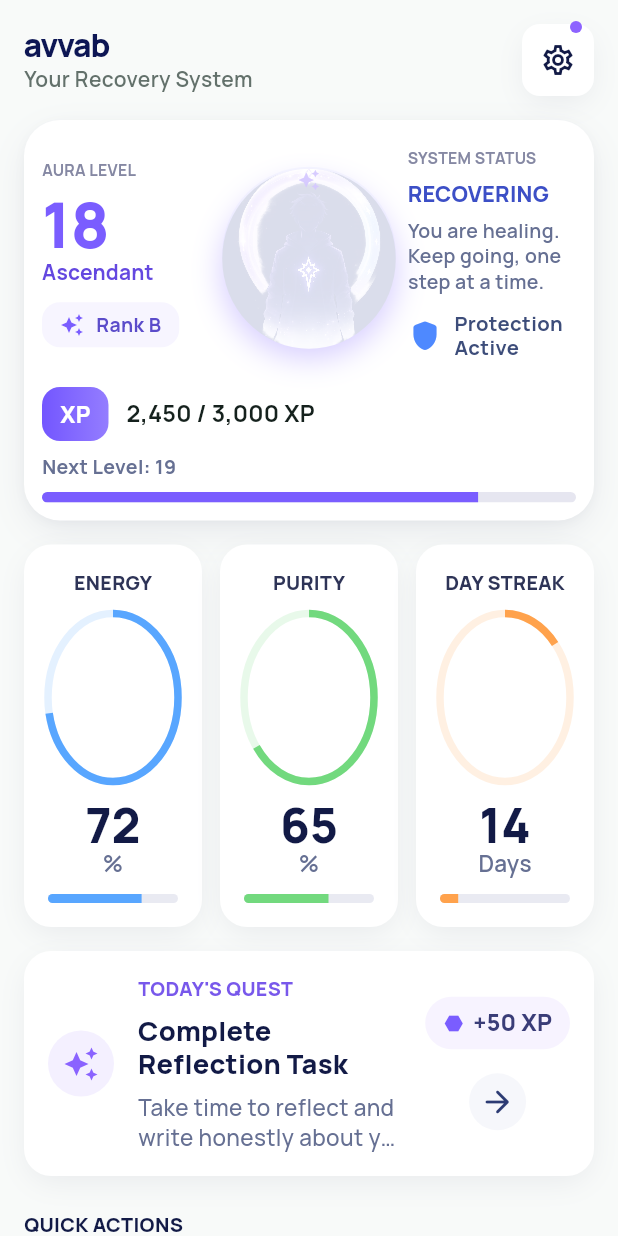
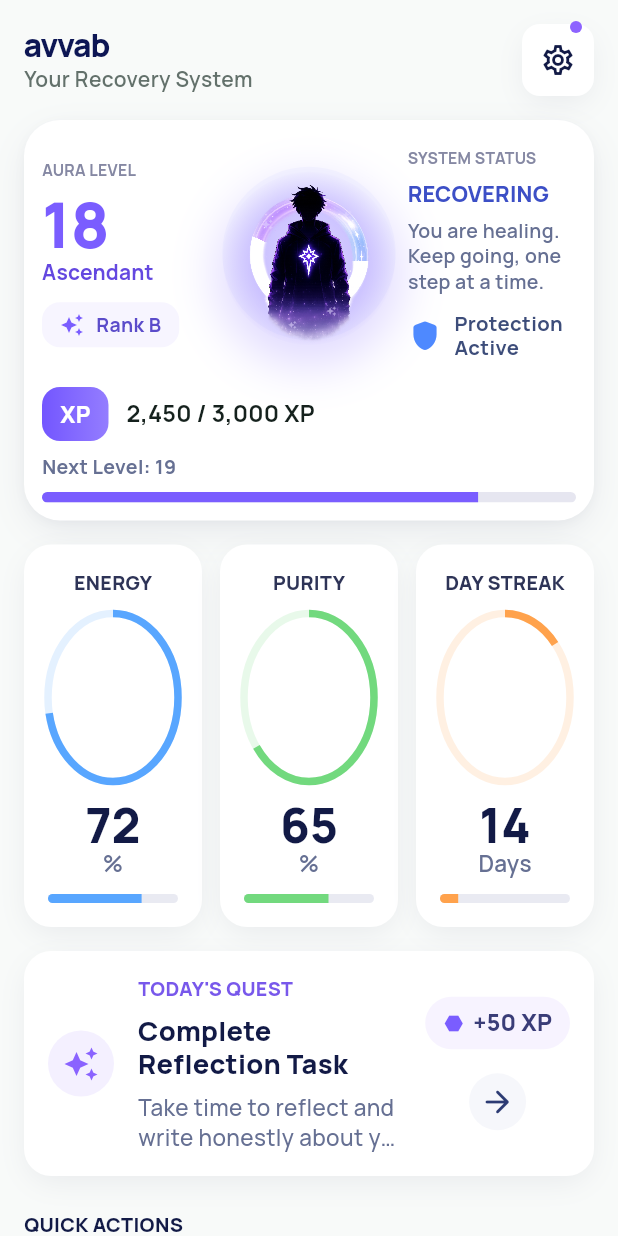
Before and after one commit to khanrafe/awwab, a Flutter app: the screen it shows after launch, on a phone screen of 412 x 824 dp. Run offline on Flutter 3.47's test engine with Material 3 defaults, Android fonts, the light colour scheme and no system bars; drawn by our look-alikes of flutter_animate; our stand-ins replace fl_chart, flutter_riverpod, go_router, google_fonts, hive_flutter; accounts and stored records are empty.

Commit message:
feat: integrate transparent character and aura ring assets

```diff
--- a/lib/src/shared/widgets/animated_character_aura.dart
+++ b/lib/src/shared/widgets/animated_character_aura.dart
@@ -9,20 +9,19 @@
     required this.progress,
     this.size = 220,
     this.glowColor = const Color(0xFF8C73FF),
-    this.ringColors = const <Color>[
-      Color(0xFFA97CFF),
-      Color(0xFFBCD9FF),
-      Color(0xFF8E6DFF),
-      Color(0xFFA97CFF),
-    ],
-    this.heroAssetPath = 'assets/images/awwab_character_main.jpg',
+    this.characterAssetPath = 'assets/images/awwab_character.png',
+    this.ringAssetPath = 'assets/images/awwab_aura_ring.png',
+    this.showFrontParticles = true,
+    this.enableRingRotation = false,
   });
 
   final double progress;
   final double size;
   final Color glowColor;
-  final List<Color> ringColors;
-  final String heroAssetPath;
+  final String characterAssetPath;
+  final String ringAssetPath;
+  final bool showFrontParticles;
+  final bool enableRingRotation;
 
   @override
   State<AnimatedCharacterAura> createState() => _AnimatedCharacterAuraState();
@@ -33,22 +32,45 @@
   late final AnimationController _floatController;
   late final AnimationController _pulseController;
   late final AnimationController _fadeController;
+  late final AnimationController _rotationController;
 
   @override
   void initState() {
     super.initState();
     _floatController = AnimationController(
       vsync: this,
-      duration: const Duration(milliseconds: 3600),
+      duration: const Duration(milliseconds: 4200),
     )..repeat(reverse: true);
     _pulseController = AnimationController(
       vsync: this,
-      duration: const Duration(milliseconds: 2800),
+      duration: const Duration(milliseconds: 3000),
     )..repeat(reverse: true);
     _fadeController = AnimationController(
       vsync: this,
       duration: const Duration(milliseconds: AppMotion.slowMs),
     )..forward();
+    _rotationController = AnimationController(
+      vsync: this,
+      duration: const Duration(milliseconds: 42000),
+    );
+
+    if (widget.enableRingRotation) {
+      _rotationController.repeat();
+    }
+  }
+
+  @override
+  void didUpdateWidget(covariant AnimatedCharacterAura oldWidget) {
+    super.didUpdateWidget(oldWidget);
+    if (oldWidget.enableRingRotation == widget.enableRingRotation) {
+      return;
+    }
+    if (widget.enableRingRotation) {
+      _rotationController.repeat();
+    } else {
+      _rotationController.stop();
+      _rotationController.value = 0;
+    }
   }
 
   @override
@@ -56,12 +78,15 @@
     _floatController.dispose();
     _pulseController.dispose();
     _fadeController.dispose();
+    _rotationController.dispose();
     super.dispose();
   }
 
   @override
   Widget build(BuildContext context) {
     final double clampedProgress = widget.progress.clamp(0, 1);
+    final double pixelRatio = MediaQuery.devicePixelRatioOf(context);
+    final int imageCacheSize = (widget.size * pixelRatio * 1.45).round();
 
     return RepaintBoundary(
       child: AnimatedBuilder(
@@ -69,12 +94,17 @@
           _floatController,
           _pulseController,
           _fadeController,
+          _rotationController,
         ]),
         builder: (context, child) {
           final double floatOffset =
-              math.sin(_floatController.value * math.pi * 2) * 4;
-          final double pulseScale = 0.985 + (_pulseController.value * 0.02);
-          final double glowOpacity = 0.24 + (_pulseController.value * 0.14);
+              math.sin(_floatController.value * math.pi * 2) * 4.2;
+          final double ringBobOffset =
+              math.sin((_floatController.value * math.pi * 2) + 0.7) * 2;
+          final double pulseScale = 0.985 + (_pulseController.value * 0.018);
+          final double glowOpacity = 0.17 + (_pulseController.value * 0.16);
+          final double frontSparkleOpacity =
+              0.38 + (_pulseController.value * 0.32);
 
           return Opacity(
             opacity: Curves.easeOut.transform(_fadeController.value),
@@ -88,74 +118,33 @@
                   child: Stack(
                     alignment: Alignment.center,
                     children: <Widget>[
-                      Container(
-                        width: widget.size * 0.96,
-                        height: widget.size * 0.96,
-                        decoration: BoxDecoration(
-                          shape: BoxShape.circle,
-                          boxShadow: <BoxShadow>[
-                            BoxShadow(
-                              color: widget.glowColor.withValues(
-                                alpha: glowOpacity,
-                              ),
-                              blurRadius: widget.size * 0.11,
-                              spreadRadius: widget.size * 0.004,
-                              offset: const Offset(0, 8),
-                            ),
-                          ],
+                      _BackgroundGlowLayer(
+                        size: widget.size,
+                        glowColor: widget.glowColor,
+                        glowOpacity: glowOpacity,
+                      ),
+                      Transform.translate(
+                        offset: Offset(0, ringBobOffset),
+                        child: _AuraRingLayer(
+                          size: widget.size,
+                          progress: clampedProgress,
+                          ringAssetPath: widget.ringAssetPath,
+                          cacheSize: imageCacheSize,
+                          rotationTurns: widget.enableRingRotation
+                              ? (_rotationController.value * 0.03)
+                              : 0,
                         ),
                       ),
-                      CustomPaint(
-                        size: Size(widget.size * 0.94, widget.size * 0.94),
-                        painter: _AuraRingPainter(
-                          progress: clampedProgress,
-                          ringColors: widget.ringColors,
+                      _CharacterLayer(
+                        size: widget.size,
+                        characterAssetPath: widget.characterAssetPath,
+                        cacheSize: imageCacheSize,
+                      ),
+                      if (widget.showFrontParticles)
+                        _FrontParticlesLayer(
+                          size: widget.size,
+                          opacity: frontSparkleOpacity,
                         ),
-                      ),
-                      Container(
-                        width: widget.size * 0.78,
-                        height: widget.size * 0.78,
-                        decoration: BoxDecoration(
-                          shape: BoxShape.circle,
-                          gradient: RadialGradient(
-                            colors: <Color>[
-                              const Color(0xFF2A2C76).withValues(alpha: 0.22),
-                              const Color(0xFF171A52).withValues(alpha: 0.80),
-                            ],
-                          ),
-                        ),
-                      ),
-                      ClipOval(
-                        child: SizedBox(
-                          width: widget.size * 0.82,
-                          height: widget.size * 0.82,
-                          child: Image.asset(
-                            widget.heroAssetPath,
-                            fit: BoxFit.cover,
-                            filterQuality: FilterQuality.high,
-                            color: const Color(
-                              0xFFEDF0FF,
-                            ).withValues(alpha: 0.92),
-                            colorBlendMode: BlendMode.screen,
-                            errorBuilder: (context, error, stackTrace) =>
-                                const Icon(
-                                  Icons.person_rounded,
-                                  color: Color(0xFF171C62),
-                                  size: 120,
-                                ),
-                          ),
-                        ),
-                      ),
-                      Positioned(
-                        top: widget.size * 0.09,
-                        child: Icon(
-                          Icons.auto_awesome,
-                          color: const Color(
-                            0xFFD4C7FF,
-                          ).withValues(alpha: 0.92),
-                          size: widget.size * 0.10,
-                        ),
-                      ),
                     ],
                   ),
                 ),
@@ -168,48 +157,177 @@
   }
 }
 
-class _AuraRingPainter extends CustomPainter {
-  const _AuraRingPainter({required this.progress, required this.ringColors});
+class _BackgroundGlowLayer extends StatelessWidget {
+  const _BackgroundGlowLayer({
+    required this.size,
+    required this.glowColor,
+    required this.glowOpacity,
+  });
 
-  final double progress;
-  final List<Color> ringColors;
+  final double size;
+  final Color glowColor;
+  final double glowOpacity;
 
   @override
-  void paint(Canvas canvas, Size size) {
-    final Offset center = size.center(Offset.zero);
-    final double radius = (size.width / 2) - 10;
+  Widget build(BuildContext context) => IgnorePointer(
+    child: Container(
+      width: size * 0.94,
+      height: size * 0.94,
+      decoration: BoxDecoration(
+        shape: BoxShape.circle,
+        gradient: RadialGradient(
+          colors: <Color>[
+            glowColor.withValues(alpha: 0.05),
+            glowColor.withValues(alpha: 0.24),
+            glowColor.withValues(alpha: 0.02),
+          ],
+          stops: const <double>[0.18, 0.62, 1],
+        ),
+        boxShadow: <BoxShadow>[
+          BoxShadow(
+            color: glowColor.withValues(alpha: glowOpacity),
+            blurRadius: size * 0.18,
+            spreadRadius: size * 0.026,
+            offset: const Offset(0, 10),
+          ),
+        ],
+      ),
+    ),
+  );
+}
 
-    final Paint trackPaint = Paint()
-      ..style = PaintingStyle.stroke
-      ..strokeWidth = 13
-      ..color = const Color(0xFFE7EAF8)
-      ..strokeCap = StrokeCap.round;
+class _AuraRingLayer extends StatelessWidget {
+  const _AuraRingLayer({
+    required this.size,
+    required this.progress,
+    required this.ringAssetPath,
+    required this.cacheSize,
+    required this.rotationTurns,
+  });
 
-    canvas.drawCircle(center, radius, trackPaint);
+  final double size;
+  final double progress;
+  final String ringAssetPath;
+  final int cacheSize;
+  final double rotationTurns;
 
-    final Rect arcRect = Rect.fromCircle(center: center, radius: radius);
-    final SweepGradient gradient = SweepGradient(
-      startAngle: -math.pi / 2,
-      endAngle: (math.pi * 2) - (math.pi / 2),
-      colors: ringColors,
-    );
+  @override
+  Widget build(BuildContext context) {
+    final double ringSize = size * 1.01;
 
-    final Paint progressPaint = Paint()
-      ..style = PaintingStyle.stroke
-      ..strokeWidth = 13
-      ..strokeCap = StrokeCap.round
-      ..shader = gradient.createShader(arcRect);
-
-    canvas.drawArc(
-      arcRect,
-      -math.pi / 2,
-      (math.pi * 2) * progress,
-      false,
-      progressPaint,
+    return SizedBox(
+      width: ringSize,
+      height: ringSize,
+      child: Stack(
+        alignment: Alignment.center,
+        children: <Widget>[
+          Opacity(
+            opacity: 0.34,
+            child: Image.asset(
+              ringAssetPath,
+              fit: BoxFit.contain,
+              filterQuality: FilterQuality.high,
+              cacheWidth: cacheSize,
+            ),
+          ),
+          ShaderMask(
+            blendMode: BlendMode.srcATop,
+            shaderCallback: (rect) => SweepGradient(
+              startAngle: -math.pi / 2,
+              endAngle: (math.pi * 2) - (math.pi / 2),
+              colors: <Color>[
+                Colors.white,
+                Colors.white,
+                Colors.white.withValues(alpha: 0),
+                Colors.white.withValues(alpha: 0),
+              ],
+              stops: <double>[0, progress, progress, 1],
+              transform: GradientRotation(rotationTurns * math.pi * 2),
+            ).createShader(rect),
+            child: Transform.rotate(
+              angle: rotationTurns * math.pi * 2,
+              child: Image.asset(
+                ringAssetPath,
+                fit: BoxFit.contain,
+                filterQuality: FilterQuality.high,
+                cacheWidth: cacheSize,
+              ),
+            ),
+          ),
+        ],
+      ),
     );
   }
+}
+
+class _CharacterLayer extends StatelessWidget {
+  const _CharacterLayer({
+    required this.size,
+    required this.characterAssetPath,
+    required this.cacheSize,
+  });
+
+  final double size;
+  final String characterAssetPath;
+  final int cacheSize;
 
   @override
-  bool shouldRepaint(covariant _AuraRingPainter oldDelegate) =>
-      oldDelegate.progress != progress || oldDelegate.ringColors != ringColors;
+  Widget build(BuildContext context) => Align(
+    alignment: const Alignment(0, 0.18),
+    child: SizedBox(
+      width: size * 0.72,
+      height: size * 0.92,
+      child: Image.asset(
+        characterAssetPath,
+        fit: BoxFit.contain,
+        filterQuality: FilterQuality.high,
+        cacheWidth: cacheSize,
+      ),
+    ),
+  );
 }
+
+class _FrontParticlesLayer extends StatelessWidget {
+  const _FrontParticlesLayer({required this.size, required this.opacity});
+
+  final double size;
+  final double opacity;
+
+  @override
+  Widget build(BuildContext context) => IgnorePointer(
+    child: Opacity(
+      opacity: opacity,
+      child: SizedBox(
+        width: size,
+        height: size,
+        child: Stack(
+          children: <Widget>[
+            Positioned(
+              left: size * 0.18,
+              top: size * 0.32,
+              child: _sparkle(size * 0.05),
+            ),
+            Positioned(
+              right: size * 0.20,
+              top: size * 0.28,
+              child: _sparkle(size * 0.04),
+            ),
+            Positioned(
+              right: size * 0.27,
+              bottom: size * 0.24,
+              child: _sparkle(size * 0.045),
+            ),
+            Positioned(
+              left: size * 0.30,
+              bottom: size * 0.18,
+              child: _sparkle(size * 0.038),
+            ),
+          ],
+        ),
+      ),
+    ),
+  );
+
+  Widget _sparkle(double iconSize) =>
+      Icon(Icons.auto_awesome, size: iconSize, color: const Color(0xFFE4D8FF));
+}
--- a/pubspec.yaml
+++ b/pubspec.yaml
@@ -27,3 +27,5 @@
   uses-material-design: true
   assets:
     - assets/images/awwab_character_main.jpg
+    - assets/images/awwab_character.png
+    - assets/images/awwab_aura_ring.png
```
Also changed, not shown: assets/images/awwab_aura_ring.png (added), assets/images/awwab_character.png (added).
